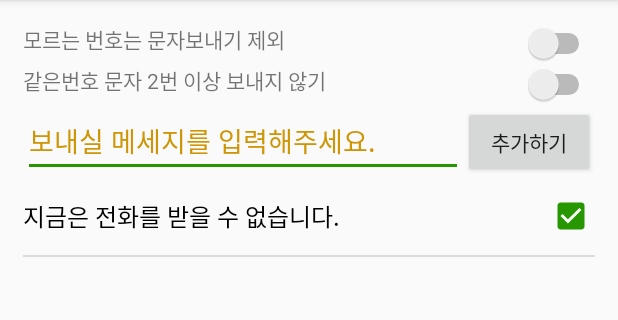
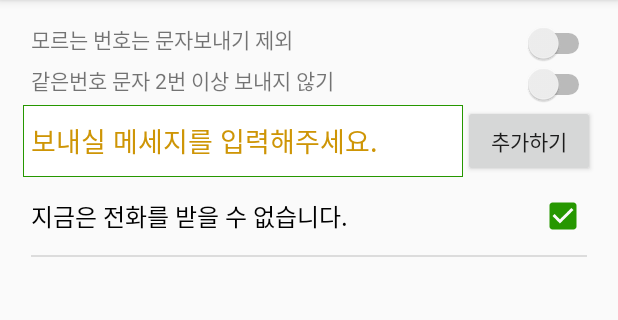
Before and after one commit to eltory/RejectCall, an Android app: the SetMessage screen opened directly, with no data from a screen before it, on a phone screen of 412 x 824 dp, the part 84-404 px from its top. Run offline under Robolectric (Android 15) with nearby library versions, the light colour scheme and no system bars; our stand-ins replace AdMob, ButterKnife.

Commit message:
message detail

```diff
--- a/app/src/main/java/com/example/eltory/rejectcall/CallingService.java
+++ b/app/src/main/java/com/example/eltory/rejectcall/CallingService.java
@@ -9,6 +9,7 @@ import android.content.Intent;
 import android.content.IntentFilter;
 import android.content.SharedPreferences;
 import android.os.IBinder;
+import android.preference.Preference;
 import android.preference.PreferenceManager;
 import android.telephony.SmsManager;
 import android.telephony.TelephonyManager;
@@ -115,7 +116,8 @@ public class CallingService extends Service {
                         return;
                 }*/
                 pref_msg = getSharedPreferences("Message", MODE_PRIVATE);
-                sendSMS(incomingNumber, pref_msg.getString("MSG", null));
+                sendSMS(incomingNumber, pref_msg.getString("MSG", SetMessage.SEND_MSG));
+
             }
         } catch (Exception e) {
             e.printStackTrace();
--- a/app/src/main/java/com/example/eltory/rejectcall/IncomingCallBroadcastReceiver.java
+++ b/app/src/main/java/com/example/eltory/rejectcall/IncomingCallBroadcastReceiver.java
@@ -11,7 +11,7 @@ import java.util.ArrayList;
 
 /**
  * Created by eltory on 2017-03-07.
- * <p/>
+ * <p>
  * Description : Being operated on background, BroadcastReceiver is for incoming of any call
  * When the call comes into the phone, the BR is awaken for delivering data which have
  * incoming phone number and current state to a CallingService.
@@ -32,7 +32,7 @@ public class IncomingCallBroadcastReceiver extends BroadcastReceiver {
         } else {
             // 전화거부시 부재중목록
             if (mState != null && mState.equals(TelephonyManager.EXTRA_STATE_RINGING)) {
-
+                ContactsManager.getInstance().setMissedCall(context);
             }
             mState = state;
         }
--- a/app/src/main/java/com/example/eltory/rejectcall/PopUpTest.java
+++ b/app/src/main/java/com/example/eltory/rejectcall/PopUpTest.java
@@ -62,9 +62,6 @@ public class PopUpTest extends Activity {
         cancel.setOnClickListener(new View.OnClickListener() {
             @Override
             public void onClick(View view) {
-                Intent intent = new Intent(Intent.ACTION_VIEW);
-                intent.setType(CallLog.Calls.CONTENT_TYPE);
-                startActivity(intent);
                 ContactsManager.getInstance().initLists();
                 finish();
             }
--- a/app/src/main/java/com/example/eltory/rejectcall/SetMessage.java
+++ b/app/src/main/java/com/example/eltory/rejectcall/SetMessage.java
@@ -3,6 +3,8 @@ package com.example.eltory.rejectcall;
 import android.content.Context;
 import android.content.DialogInterface;
 import android.content.SharedPreferences;
+import android.graphics.Color;
+import android.graphics.PorterDuff;
 import android.os.Bundle;
 import android.preference.PreferenceFragment;
 import android.support.v7.app.AppCompatActivity;
@@ -36,7 +38,7 @@ import butterknife.ButterKnife;
 
 public class SetMessage extends AppCompatActivity {
 
-    private static final String SEND_MSG = "지금은 전화를 받을 수 없습니다.";
+    public static final String SEND_MSG = "지금은 전화를 받을 수 없습니다.";
     private String msgString;
     private int checkedPosition;
     private int except;
--- a/app/src/main/java/com/example/eltory/rejectcall/UnansweredCallBroadcastReceiver.java
+++ b/app/src/main/java/com/example/eltory/rejectcall/UnansweredCallBroadcastReceiver.java
@@ -25,7 +25,7 @@ public class UnansweredCallBroadcastReceiver extends BroadcastReceiver {
 // TODO: 팝업 리스트 서비스스레드 재실행시 시간값에 따라 개수 받아오는거 수정하기
             // if (ContactsManager.getInstance().isZeroCurrTime())
             //  ContactsManager.getInstance().setCurrTime();
-            ContactsManager.getInstance().setMissedCall(context);
+            //ContactsManager.getInstance().setMissedCall(context);
             if (ContactsManager.getInstance().hasUnansweredList()) {
                 Log.d("팝업진입", "실행");
                 Intent i = new Intent(context, PopUpTest.class);
@@ -36,5 +36,6 @@ public class UnansweredCallBroadcastReceiver extends BroadcastReceiver {
         if (intent.getAction().equals(Intent.ACTION_SCREEN_OFF)) {
             Log.d("화면꺼짐", "실행");
         }
+        ContactsManager.getInstance().initLists();
     }
 }
--- /dev/null
+++ b/app/src/main/res/drawable/layout_border.xml
@@ -0,0 +1,19 @@
+<?xml version="1.0" encoding="utf-8"?>
+<layer-list xmlns:android="http://schemas.android.com/apk/res/android">
+
+    <item>
+        <shape android:shape="rectangle">
+            <solid android:color="@color/colorAccent" />
+        </shape>
+    </item>
+    <item
+        android:bottom="1dp"
+        android:left="1dp"
+        android:right="1dp"
+        android:top="1dp">
+        <shape android:shape="rectangle">
+            <solid android:color="#ffffff" />
+        </shape>
+    </item>
+
+</layer-list>
--- a/app/src/main/res/layout/set_message.xml
+++ b/app/src/main/res/layout/set_message.xml
@@ -8,7 +8,8 @@
     <LinearLayout
         android:layout_width="match_parent"
         android:layout_height="wrap_content"
-        android:orientation="horizontal">
+        android:orientation="horizontal"
+        android:paddingLeft="5dp">
 
         <TextView
             android:id="@+id/set_msg_except_view"
@@ -28,7 +29,8 @@
     <LinearLayout
         android:layout_width="match_parent"
         android:layout_height="wrap_content"
-        android:orientation="horizontal">
+        android:orientation="horizontal"
+        android:paddingLeft="5dp">
 
         <TextView
             android:id="@+id/set_no_duplicate_view"
@@ -46,21 +48,30 @@
 
     </LinearLayout>
 
-
     <LinearLayout
         android:layout_width="match_parent"
         android:layout_height="wrap_content"
         android:orientation="horizontal"
         android:weightSum="1">
 
-        <EditText
-            android:id="@+id/addText"
+        <LinearLayout
             android:layout_width="wrap_content"
-            android:layout_height="wrap_content"
+            android:layout_height="match_parent"
             android:layout_weight="1"
-            android:hint="보내실 메세지를 입력해주세요."
-            android:singleLine="true"
-            android:textColorHint="@color/colorPrimaryDark" />
+            android:background="@drawable/layout_border"
+            android:paddingLeft="5dp">
+
+            <EditText
+                android:id="@+id/addText"
+                android:layout_width="match_parent"
+                android:layout_height="match_parent"
+                android:background="@null"
+                android:hint="보내실 메세지를 입력해주세요."
+                android:singleLine="true"
+                android:textColorHint="@color/colorPrimaryDark"
+                android:textCursorDrawable="@color/colorPrimary" />
+        </LinearLayout>
+
 
         <Button
             android:id="@+id/addMessage"
@@ -76,6 +87,8 @@
         android:layout_width="fill_parent"
         android:layout_height="fill_parent"
         android:layout_gravity="center_horizontal"
-        android:choiceMode="singleChoice" />
+        android:choiceMode="singleChoice"
+        android:paddingLeft="5dp"
+        android:paddingRight="5dp" />
 
 </LinearLayout>
--- a/app/src/main/res/values/colors.xml
+++ b/app/src/main/res/values/colors.xml
@@ -3,7 +3,6 @@
     <color name="colorPrimary">#ffd500</color>
     <color name="colorPrimaryDark">#ce9505</color>
     <color name="colorAccent">#269700</color>
-    <color name="colorSwitch">#d40a44</color>
     <color name="divider">#7f979797</color>
     <color name="title">#022d89</color>
     <color name="textEditLine">#000000</color>
```
Also changed, not shown: app/src/main/java/com/example/eltory/rejectcall/ContactsManager.java (+6 -3 lines), app/src/main/res/xml/layout_border.xml (added, +19 -0 lines).
